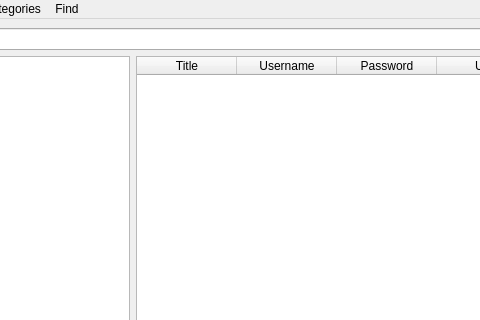
Old version of the form client_side/resources/ui/main_window.ui in the repository Sk2can/Password-manager; both pictures show x 100 to 580 and y 0 to 320 of the 1128 by 523 pixel window.
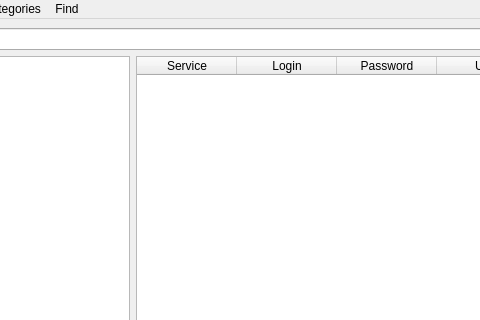
New version of the form.

The edit to the form file:
```diff
--- a/client_side/resources/ui/main_window.ui
+++ b/client_side/resources/ui/main_window.ui
@@ -104,12 +104,12 @@
       </attribute>
       <column>
        <property name="text">
-        <string>Title</string>
+        <string>Service</string>
        </property>
       </column>
       <column>
        <property name="text">
-        <string>Username</string>
+        <string>Login</string>
        </property>
       </column>
       <column>
```
